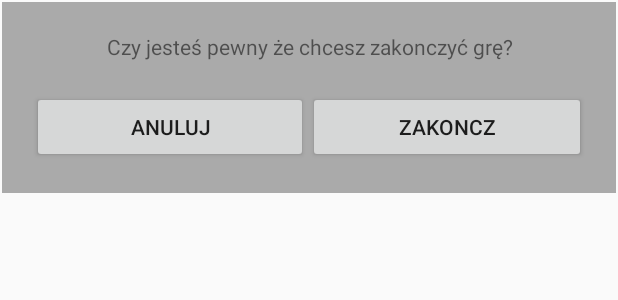
After one commit to aksug/SudokuGame, an Android app: the layout popup.xml on its own in the app's theme, with its tools: preview values and no code run, on a phone screen of 412 x 824 dp. The commit adds this screen. Shown: the top 300 px of the screen. Run offline under Robolectric (Android 15) with nearby library versions, the phone set to English and light mode, and no system bars.

Commit message:
popup window po kliknieciu zakoncz

```diff
--- a/src/main/java/sudoku/example/com/sudoku/Game.java
+++ b/src/main/java/sudoku/example/com/sudoku/Game.java
@@ -1,9 +1,18 @@
 package sudoku.example.com.sudoku;
 
 import android.app.Activity;
+import android.content.Intent;
 import android.os.Bundle;
 import android.util.Log;
+import android.view.Gravity;
+import android.view.LayoutInflater;
+import android.view.MotionEvent;
 import android.view.View;
+import android.view.ViewGroup;
+import android.view.WindowManager;
+import android.widget.Button;
+import android.widget.LinearLayout;
+import android.widget.PopupWindow;
 import android.widget.Toast;
 
 public class Game extends Activity {
@@ -37,17 +46,17 @@ public class Game extends Activity {
 
     public void numberThree(View view) {
         board.setNumber(3);
-  //      Toast.makeText(getApplicationContext(), "Wcisnieto 3", Toast.LENGTH_SHORT).show();
+        //      Toast.makeText(getApplicationContext(), "Wcisnieto 3", Toast.LENGTH_SHORT).show();
     }
 
     public void numberFour(View view) {
         board.setNumber(4);
-    //    Toast.makeText(getApplicationContext(), "Wcisnieto 4", Toast.LENGTH_SHORT).show();
+        //    Toast.makeText(getApplicationContext(), "Wcisnieto 4", Toast.LENGTH_SHORT).show();
     }
 
     public void numberFive(View view) {
         board.setNumber(5);
-      //  Toast.makeText(getApplicationContext(), "Wcisnieto 5", Toast.LENGTH_SHORT).show();
+        //  Toast.makeText(getApplicationContext(), "Wcisnieto 5", Toast.LENGTH_SHORT).show();
     }
 
     public void numberSix(View view) {
@@ -62,12 +71,12 @@ public class Game extends Activity {
 
     public void numberEight(View view) {
         board.setNumber(8);
-  //      Toast.makeText(getApplicationContext(), "Wcisnieto 8", Toast.LENGTH_SHORT).show();
+        //      Toast.makeText(getApplicationContext(), "Wcisnieto 8", Toast.LENGTH_SHORT).show();
     }
 
     public void numberNine(View view) {
         board.setNumber(9);
-    //    Toast.makeText(getApplicationContext(), "Wcisnieto 9", Toast.LENGTH_SHORT).show();
+        //    Toast.makeText(getApplicationContext(), "Wcisnieto 9", Toast.LENGTH_SHORT).show();
     }
 
     public void divideSquare(View view) {
@@ -79,7 +88,6 @@ public class Game extends Activity {
         board.backspace();
         Toast.makeText(getApplicationContext(), "Wcisnieto CLEAR", Toast.LENGTH_SHORT).show();
     }
-
 
 
     public void saveGame(View view) {
@@ -112,6 +120,32 @@ public class Game extends Activity {
     }
 
     public void endGame(View view) {
+
+        LayoutInflater layoutInflater = (LayoutInflater) getApplicationContext().getSystemService(LAYOUT_INFLATER_SERVICE);
+        ViewGroup container = (ViewGroup) layoutInflater.inflate(R.layout.popup, null);
+        LinearLayout linearLayout = (LinearLayout) findViewById(R.id.linarlayout);
+
+        final PopupWindow popupWindow = new PopupWindow(container, linearLayout.getWidth(), board.getWidth() /*z ta wartoscia jest cos nie tak, czy ona ma w ogole znaczenie*/, true);
+        popupWindow.showAtLocation(linearLayout, Gravity.NO_GRAVITY, 0, (linearLayout.getHeight()-popupWindow.getHeight()/2)/2);//czy to jest na srodku
+
+        Button anuluj_button = (Button)container.findViewById(R.id.anulujButton);
+        Button zakoncz_button = (Button)container.findViewById(R.id.zakonczButton);
+
+        anuluj_button.setOnClickListener(new Button.OnClickListener() {
+            @Override
+            public void onClick(View v) {
+                        popupWindow.dismiss();
+            }
+        });
+        zakoncz_button.setOnClickListener(new Button.OnClickListener() {
+            @Override
+            public void onClick(View v) {
+                        popupWindow.dismiss();
+                        // TODO go to level pages
+            }
+        });
+
+
 // przegladam odpowiedzi usera i wylapuje bledne
         board.checkSolution();
     }
@@ -123,6 +157,7 @@ public class Game extends Activity {
         //okienko czy zapisac gre czy nie TODO
         save();
     }
+
     @Override
     protected void onDestroy() {
         super.onDestroy();
--- a/src/main/java/sudoku/example/com/sudoku/MenuLevels.java
+++ b/src/main/java/sudoku/example/com/sudoku/MenuLevels.java
@@ -3,15 +3,17 @@ package sudoku.example.com.sudoku;
 import android.app.Activity;
 import android.content.Intent;
 import android.os.Bundle;
+import android.support.v7.app.AppCompatActivity;
 import android.util.Log;
 import android.view.View;
 
-public class MenuLevels extends Activity {
+public class MenuLevels extends AppCompatActivity {
     private String TAG = "Menu_levels";
 
     @Override
     protected void onCreate(Bundle savedInstanceState) {
         super.onCreate(savedInstanceState);
+        //TODO add back button on the top
         setContentView(R.layout.activity_menu_levels);
         Log.d(TAG, "in onCreate()");
     }
--- a/src/main/res/layout/activity_game.xml
+++ b/src/main/res/layout/activity_game.xml
@@ -6,6 +6,7 @@
     android:paddingRight="@dimen/activity_horizontal_margin"
     android:paddingTop="@dimen/activity_vertical_margin"
     android:paddingBottom="@dimen/activity_vertical_margin"
+    android:id="@+id/linarlayout"
     >
 
 
--- /dev/null
+++ b/src/main/res/layout/popup.xml
@@ -0,0 +1,47 @@
+<?xml version="1.0" encoding="utf-8"?>
+<LinearLayout xmlns:android="http://schemas.android.com/apk/res/android"
+    android:orientation="vertical" android:layout_width="match_parent"
+    android:layout_height="match_parent"
+   >
+    <LinearLayout
+        android:layout_width="match_parent"
+        android:layout_height="wrap_content"
+        android:orientation="vertical"
+        android:layout_margin="1dp"
+        android:background="@android:color/darker_gray"
+        android:layout_gravity="center_horizontal">
+        >
+
+        <TextView
+            android:layout_width="match_parent"
+            android:layout_height="wrap_content"
+            android:gravity="center_horizontal"
+            android:layout_marginTop="20dp"
+            android:text="Czy jesteś pewny że chcesz zakonczyć grę?" />
+
+        <LinearLayout
+            android:layout_width="match_parent"
+            android:layout_height="wrap_content"
+            android:layout_margin="20dp">
+
+            <Button
+                android:layout_width="wrap_content"
+                android:layout_height="wrap_content"
+                android:text="Anuluj"
+                android:id="@+id/anulujButton"
+                android:layout_weight="2"
+                android:layout_gravity="right"
+                android:onClick="onClick"/>
+
+            <Button
+                android:id="@+id/zakonczButton"
+                android:layout_width="wrap_content"
+                android:layout_height="wrap_content"
+                android:text="Zakoncz"
+                android:layout_weight="2"
+                android:layout_gravity="left"
+                android:onClick="onClick"/>
+        </LinearLayout>
+
+    </LinearLayout>
+</LinearLayout>
```
Also changed, not shown: 1 other file.
